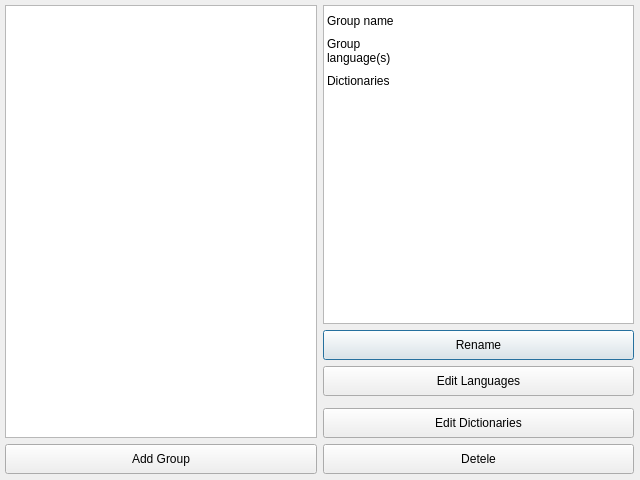
Before: the Qt Designer form src/edit/groupdialog.ui in Crissium/SilverDict-desktop, drawn with Qt 5.
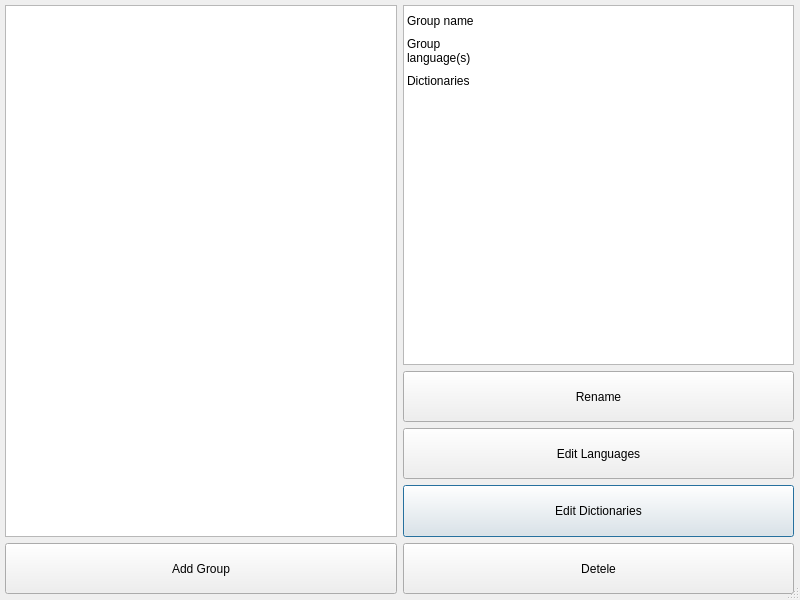
After: the same form once the commit is applied.

The edit to the form file:
```diff
--- a/src/edit/groupdialog.ui
+++ b/src/edit/groupdialog.ui
@@ -6,23 +6,43 @@
    <rect>
     <x>0</x>
     <y>0</y>
-    <width>640</width>
-    <height>480</height>
+    <width>800</width>
+    <height>600</height>
    </rect>
   </property>
+  <property name="sizePolicy">
+   <sizepolicy hsizetype="Expanding" vsizetype="Expanding">
+    <horstretch>1</horstretch>
+    <verstretch>1</verstretch>
+   </sizepolicy>
+  </property>
   <property name="windowTitle">
    <string>Dialog</string>
   </property>
+  <property name="sizeGripEnabled">
+   <bool>true</bool>
+  </property>
+  <property name="modal">
+   <bool>false</bool>
+  </property>
+  <layout class="QGridLayout" name="gridLayout_1">
+   <property name="sizeConstraint">
+    <enum>QLayout::SetNoConstraint</enum>
+   </property>
+  </layout>
   <widget class="QWidget" name="gridLayoutWidget">
    <property name="geometry">
     <rect>
      <x>-1</x>
      <y>-1</y>
-     <width>641</width>
-     <height>481</height>
+     <width>801</width>
+     <height>601</height>
     </rect>
    </property>
-   <layout class="QGridLayout" name="gridLayout">
+   <layout class="QGridLayout" name="gridLayout" rowstretch="6,1,1,1,1,1" columnstretch="1,1">
+    <property name="sizeConstraint">
+     <enum>QLayout::SetNoConstraint</enum>
+    </property>
     <property name="leftMargin">
      <number>6</number>
     </property>
@@ -35,25 +55,78 @@
     <property name="bottomMargin">
      <number>6</number>
     </property>
-    <item row="1" column="1">
-     <widget class="QPushButton" name="renameButton">
+    <item row="4" column="1">
+     <widget class="QPushButton" name="editDictionaryButton">
+      <property name="sizePolicy">
+       <sizepolicy hsizetype="Expanding" vsizetype="Expanding">
+        <horstretch>0</horstretch>
+        <verstretch>0</verstretch>
+       </sizepolicy>
+      </property>
       <property name="minimumSize">
        <size>
         <width>0</width>
-        <height>30</height>
+        <height>0</height>
        </size>
       </property>
       <property name="text">
-       <string>Rename</string>
+       <string>Edit Dictionaries</string>
       </property>
      </widget>
     </item>
-    <item row="2" column="1">
+    <item row="5" column="1">
+     <widget class="QPushButton" name="deleteButton">
+      <property name="sizePolicy">
+       <sizepolicy hsizetype="Expanding" vsizetype="Expanding">
+        <horstretch>0</horstretch>
+        <verstretch>0</verstretch>
+       </sizepolicy>
+      </property>
+      <property name="minimumSize">
+       <size>
+        <width>0</width>
+        <height>0</height>
+       </size>
+      </property>
+      <property name="text">
+       <string>Detele</string>
+      </property>
+     </widget>
+    </item>
+    <item row="5" column="0">
+     <widget class="QPushButton" name="addButton">
+      <property name="sizePolicy">
+       <sizepolicy hsizetype="Expanding" vsizetype="Expanding">
+        <horstretch>0</horstretch>
+        <verstretch>0</verstretch>
+       </sizepolicy>
+      </property>
+      <property name="minimumSize">
+       <size>
+        <width>0</width>
+        <height>0</height>
+       </size>
+      </property>
+      <property name="text">
+       <string>Add Group</string>
+      </property>
+     </widget>
+    </item>
+    <item row="0" column="0" rowspan="5">
+     <widget class="QListWidget" name="listWidget"/>
+    </item>
+    <item row="3" column="1">
      <widget class="QPushButton" name="editLanguageButton">
+      <property name="sizePolicy">
+       <sizepolicy hsizetype="Expanding" vsizetype="Expanding">
+        <horstretch>0</horstretch>
+        <verstretch>0</verstretch>
+       </sizepolicy>
+      </property>
       <property name="minimumSize">
        <size>
         <width>0</width>
-        <height>30</height>
+        <height>0</height>
        </size>
       </property>
       <property name="text">
@@ -61,7 +134,26 @@
       </property>
      </widget>
     </item>
-    <item row="0" column="1">
+    <item row="2" column="1">
+     <widget class="QPushButton" name="renameButton">
+      <property name="sizePolicy">
+       <sizepolicy hsizetype="Expanding" vsizetype="Expanding">
+        <horstretch>0</horstretch>
+        <verstretch>0</verstretch>
+       </sizepolicy>
+      </property>
+      <property name="minimumSize">
+       <size>
+        <width>0</width>
+        <height>0</height>
+       </size>
+      </property>
+      <property name="text">
+       <string>Rename</string>
+      </property>
+     </widget>
+    </item>
+    <item row="0" column="1" rowspan="2">
      <widget class="QTableWidget" name="tableWidget">
       <property name="showGrid">
        <bool>false</bool>
@@ -109,48 +201,6 @@
       </item>
      </widget>
     </item>
-    <item row="4" column="1">
-     <widget class="QPushButton" name="editDictionaryButton">
-      <property name="minimumSize">
-       <size>
-        <width>0</width>
-        <height>30</height>
-       </size>
-      </property>
-      <property name="text">
-       <string>Edit Dictionaries</string>
-      </property>
-     </widget>
-    </item>
-    <item row="5" column="1">
-     <widget class="QPushButton" name="deleteButton">
-      <property name="minimumSize">
-       <size>
-        <width>0</width>
-        <height>30</height>
-       </size>
-      </property>
-      <property name="text">
-       <string>Detele</string>
-      </property>
-     </widget>
-    </item>
-    <item row="5" column="0">
-     <widget class="QPushButton" name="addButton">
-      <property name="minimumSize">
-       <size>
-        <width>0</width>
-        <height>30</height>
-       </size>
-      </property>
-      <property name="text">
-       <string>Add Group</string>
-      </property>
-     </widget>
-    </item>
-    <item row="0" column="0" rowspan="5">
-     <widget class="QListWidget" name="listWidget"/>
-    </item>
    </layout>
   </widget>
  </widget>
```
